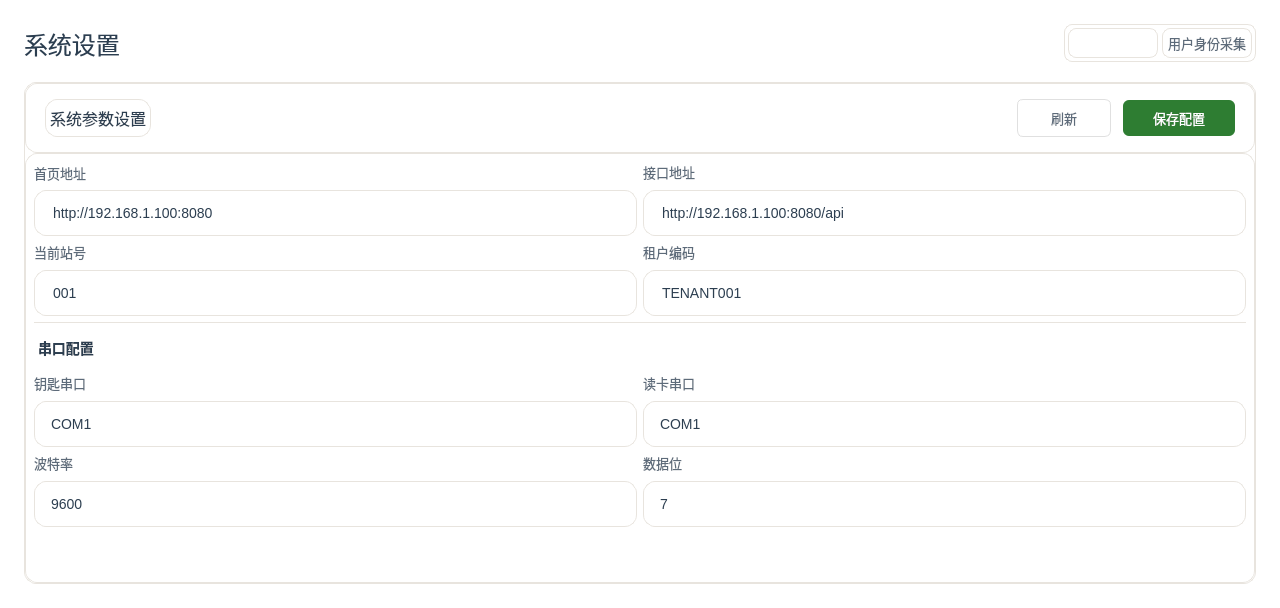
Old version of the form RK3568/ui/systempage.ui in the repository Ruanchenxi/RK3568-Qt-Workbench.
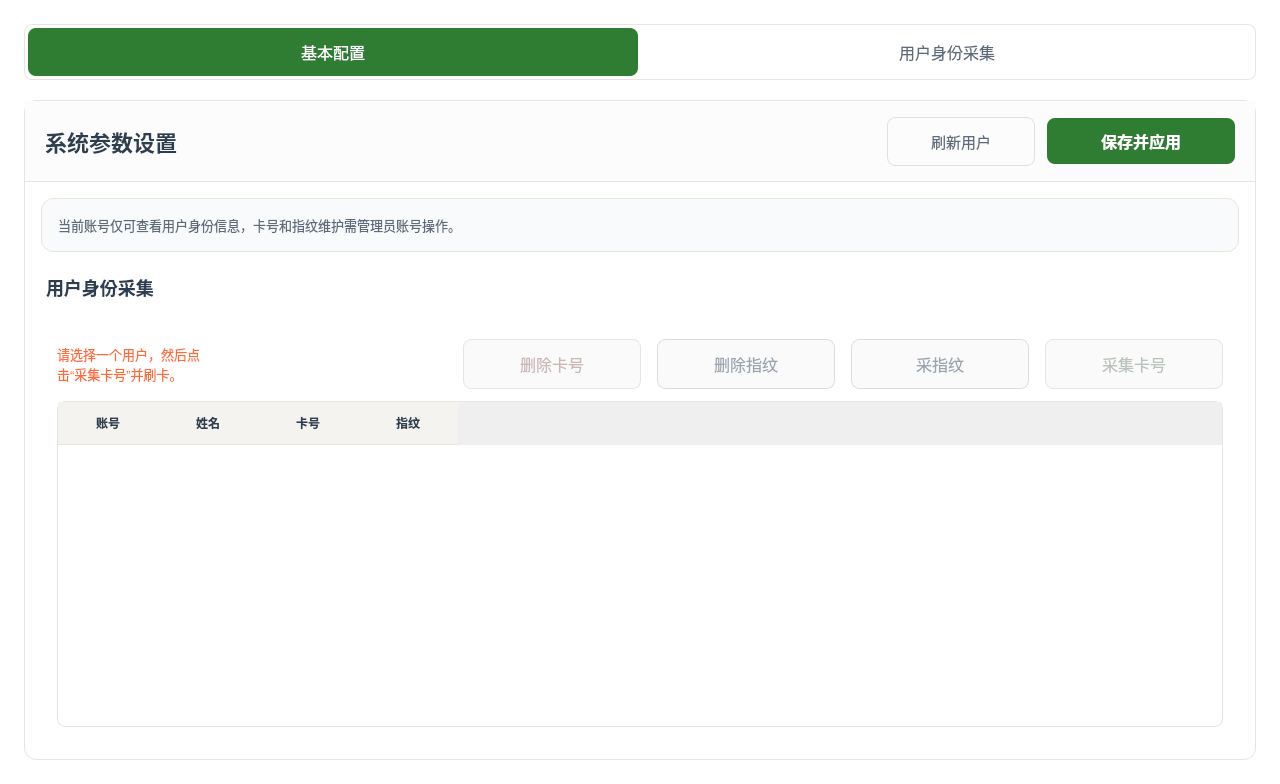
New version of the form. Icons and pictures are not drawn.

```diff
--- a/RK3568/ui/systempage.ui
+++ b/RK3568/ui/systempage.ui
@@ -7,7 +7,7 @@
     <x>0</x>
     <y>0</y>
     <width>1280</width>
-    <height>608</height>
+    <height>735</height>
    </rect>
   </property>
   <property name="styleSheet">
@@ -25,14 +25,14 @@
 }
 
 /* 标签页切换按钮 - 基础样式 */
-#tabBasic, #tabAdvanced, #tabUserIdentity {
+#tabBasic, #tabAdvanced {
     background-color: transparent;
     color: #5D6B7A;
-    font-size: 13px;
+    font-size: 16px;
     border: none;
-    border-radius: 6px;
-    padding: 8px 16px;
-    min-width: 80px;
+    border-radius: 8px;
+    padding: 12px 22px;
+    min-width: 120px;
 }
 
 #tabBasic:hover, #tabAdvanced:hover, #tabUserIdentity:hover {
@@ -48,6 +48,13 @@
     color: #FFFFFF;
 }
 
+#sysTabs {
+    background-color: #FFFFFF;
+    border: 1px solid #E8E4DE;
+    border-radius: 8px;
+    padding: 4px;
+}
+
 /* 表单面板 */
 #sysFormPanel {
     background-color: #FFFFFF;
@@ -55,29 +62,184 @@
     border-radius: 12px;
 }
 
+#formHeader {
+    border-bottom: 1px solid #E8E4DE;
+    background: transparent;
+}
+
+#contentStack {
+    background: transparent;
+    border: none;
+}
+
+#basicPage, #advancedPage {
+    background: transparent;
+}
+
+#basicIntroCard {
+    background-color: #F8FAFB;
+    border: 1px solid #E8E4DE;
+    border-radius: 12px;
+}
+
+#basicProfileCard, #basicSerialCard {
+    background-color: transparent;
+    border: none;
+    border-radius: 0;
+}
+
+#basicHintLabel {
+    color: #5D6B7A;
+    font-size: 13px;
+    background: transparent;
+    border: none;
+}
+
+#advancedIntroCard {
+    background-color: #F8FAFB;
+    border: 1px solid #E8E4DE;
+    border-radius: 12px;
+}
+
+#advancedHintLabel {
+    color: #5D6B7A;
+    font-size: 13px;
+    background: transparent;
+    border: none;
+}
+
+#advancedContentHost {
+    background-color: #FFFFFF;
+    border: none;
+    border-radius: 12px;
+}
+
+#advancedActionCard, #advancedTableCard {
+    background: transparent;
+    border: none;
+}
+
+#advancedActionHintLabel {
+    color: #FF6B35;
+    font-size: 13px;
+    background: transparent;
+    border: none;
+}
+
+#formScrollArea {
+    border: none;
+    background: transparent;
+}
+
+#collectFingerprintBtn {
+    background-color: #FFFFFF;
+    color: #2E7D32;
+    font-size: 16px;
+    border: 1px solid #2E7D32;
+    border-radius: 8px;
+    padding: 12px 22px;
+    min-width: 132px;
+}
+
+#collectFingerprintBtn:hover {
+    background-color: #E8F5E9;
+}
+
+#collectFingerprintBtn:pressed {
+    background-color: #C8E6C9;
+}
+
+#collectFingerprintBtn:disabled {
+    background-color: #FAFAFA;
+    color: #B9C2BB;
+    border: 1px solid #E8E4DE;
+}
+
+#deleteCardBtn {
+    background-color: #FFFFFF;
+    color: #C62828;
+    font-size: 16px;
+    border: 1px solid #E0B6B6;
+    border-radius: 8px;
+    padding: 12px 22px;
+    min-width: 132px;
+}
+
+#deleteCardBtn:hover {
+    background-color: #FFF2F2;
+}
+
+#deleteCardBtn:pressed {
+    background-color: #F6DCDC;
+}
+
+#deleteCardBtn:disabled {
+    background-color: #FAFAFA;
+    color: #CCB7B7;
+    border-color: #E8E4DE;
+}
+
+#deleteFingerprintBtn, #collectFingerprintPlaceholderBtn {
+    background-color: #FAFAFA;
+    color: #9AA4AF;
+    font-size: 16px;
+    border: 1px solid #D9DDE2;
+    border-radius: 8px;
+    padding: 12px 22px;
+    min-width: 132px;
+}
+
+#userTable {
+    background-color: #FFFFFF;
+    border: 1px solid #E8E4DE;
+    border-radius: 8px;
+    gridline-color: #E8E4DE;
+}
+
+#userTable::item {
+    padding: 8px;
+    border-bottom: 1px solid #E8E4DE;
+}
+
+#userTable::item:selected {
+    background-color: #E8F5E9;
+    color: #2C3E50;
+}
+
+#userTable QHeaderView::section {
+    background-color: #F5F3EF;
+    color: #2C3E50;
+    font-weight: bold;
+    padding: 10px;
+    border: none;
+    border-bottom: 1px solid #E8E4DE;
+}
+
 /* 表单标题 */
 #formTitle {
     color: #2C3E50;
-    font-size: 16px;
+    font-size: 22px;
+    font-weight: bold;
     border: none;
     background: transparent;
 }
 
 /* 分区标题 - 加粗醒目 */
-#sectionTitle1, .sectionTitle {
+#sectionTitle1, #basicSectionTitle, #advancedSectionTitle {
     color: #2C3E50;
-    font-size: 14px;
+    font-size: 18px;
     font-weight: bold;
     background: transparent;
     border: none;
-    padding: 8px 0;
+    padding: 10px 0;
 }
 
 /* 字段标签 - 无边框纯文字 */
 #field1Label, #field2Label, #field3Label, #field4Label, 
 #field5Label, #field6Label, #field7Label, #field8Label {
     color: #5D6B7A;
-    font-size: 13px;
+    font-size: 17px;
+    font-weight: 600;
     background: transparent;
     border: none;
     padding: 0;
@@ -87,23 +249,23 @@
 QLineEdit {
     background-color: #F5F3EF;
     border: 1px solid #E8E4DE;
-    border-radius: 8px;
-    padding: 12px 16px;
-    font-size: 14px;
+    border-radius: 10px;
+    padding: 16px 18px;
+    font-size: 18px;
     color: #2C3E50;
-    min-height: 20px;
+    min-height: 28px;
 }
 
 /* 下拉框 */
 QComboBox {
-    background-color: #F5F3EF;
-    border: 1px solid #E8E4DE;
-    border-radius: 8px;
-    padding: 12px 16px;
-    font-size: 14px;
+    background-color: #F7F6F2;
+    border: 1px solid #E3E0D8;
+    border-radius: 12px;
+    padding: 16px 34px 16px 18px;
+    font-size: 18px;
     color: #2C3E50;
     min-width: 140px;
-    min-height: 20px;
+    min-height: 28px;
 }
 
 QLineEdit:focus, QComboBox:focus {
@@ -111,23 +273,58 @@
 }
 
 QComboBox::drop-down {
+    subcontrol-origin: padding;
+    subcontrol-position: top right;
+    width: 24px;
     border: none;
-    width: 30px;
+    background: transparent;
 }
 
 QComboBox::down-arrow {
-    image: none;
+    image: url(:/branding/chevron_down.svg);
+    width: 10px;
+    height: 6px;
+    margin-right: 8px;
+}
+
+QComboBox QAbstractItemView {
+    background-color: #FFFFFF;
+    color: #1F2937;
+    border: 1px solid #DAD7CF;
+    border-radius: 12px;
+    padding: 4px;
+    font-size: 17px;
+    selection-background-color: #FFFFFF;
+    selection-color: #1F2937;
+    outline: 0;
+}
+
+QComboBox QAbstractItemView::item {
+    min-height: 44px;
+    padding: 0 14px;
+    color: #1F2937;
+    background-color: #FFFFFF;
+}
+
+QComboBox QAbstractItemView::item:hover {
+    background-color: #FFFFFF;
+    color: #1F2937;
+}
+
+QComboBox QAbstractItemView::item:selected {
+    background-color: #FFFFFF;
+    color: #1F2937;
 }
 
 /* 刷新按钮 - 点击效果 */
 #refreshBtn {
     background-color: #FFFFFF;
     color: #5D6B7A;
-    font-size: 13px;
+    font-size: 15px;
     border: 1px solid #E0E0E0;
-    border-radius: 6px;
-    padding: 8px 16px;
-    min-width: 60px;
+    border-radius: 8px;
+    padding: 12px 18px;
+    min-width: 110px;
 }
 
 #refreshBtn:pressed {
@@ -140,17 +337,26 @@
 #saveBtn {
     background-color: #2E7D32;
     color: #FFFFFF;
-    font-size: 13px;
+    font-size: 15px;
     border: none;
-    border-radius: 6px;
-    padding: 8px 16px;
-    min-width: 80px;
+    border-radius: 8px;
+    padding: 12px 20px;
+    min-width: 148px;
 }
 
 #saveBtn:pressed {
     background-color: #145A14;
 }
 
+#serialFixedHintLabel {
+    color: #5D6B7A;
+    font-size: 16px;
+    background-color: #F8FAFB;
+    border: 1px solid #E8E4DE;
+    border-radius: 10px;
+    padding: 14px 18px;
+}
+
 /* 分隔线 */
 .divider {
     background-color: #E8E4DE;
@@ -176,33 +382,10 @@
    <item>
     <layout class="QHBoxLayout" name="pageHeader">
      <property name="spacing">
-      <number>0</number>
+      <number>16</number>
      </property>
-     <item>
-      <widget class="QLabel" name="pageTitle">
-       <property name="text">
-        <string>系统设置</string>
-       </property>
-      </widget>
-     </item>
-     <item>
-      <spacer name="headerSpacer1">
-       <property name="orientation">
-        <enum>Qt::Horizontal</enum>
-       </property>
-       <property name="sizeHint" stdset="0">
-        <size>
-         <width>40</width>
-         <height>20</height>
-        </size>
-       </property>
-      </spacer>
-     </item>
      <item>
       <widget class="QWidget" name="sysTabs" native="true">
-       <property name="styleSheet">
-        <string notr="true">background-color: #FFFFFF; border: 1px solid #E8E4DE; border-radius: 8px; padding: 4px;</string>
-       </property>
        <layout class="QHBoxLayout" name="sysTabsLayout">
         <property name="spacing">
          <number>4</number>
@@ -255,9 +438,6 @@
    </item>
    <item>
     <widget class="QFrame" name="sysFormPanel">
-     <property name="styleSheet">
-      <string notr="true">background-color: #FFFFFF; border: 1px solid #E8E4DE; border-radius: 12px;</string>
-     </property>
      <property name="frameShape">
       <enum>QFrame::StyledPanel</enum>
      </property>
@@ -280,7 +460,7 @@
       <item>
        <widget class="QWidget" name="formHeader" native="true">
         <property name="styleSheet">
-         <string notr="true">border-bottom: 1px solid #E8E4DE; background: transparent;</string>
+         <string notr="true">background-color: rgb(252, 252, 252);</string>
         </property>
         <layout class="QHBoxLayout" name="formHeaderLayout">
          <property name="spacing">
@@ -320,31 +500,90 @@
          </item>
          <item>
           <widget class="QPushButton" name="refreshBtn">
-           <property name="styleSheet">
-            <string notr="true">QPushButton { background-color: #FFFFFF; color: #5D6B7A; font-size: 13px; border: 1px solid #E0E0E0; border-radius: 6px; padding: 8px 16px; min-width: 60px; } QPushButton:pressed { background-color: #BDBDBD; border-color: #888888; color: #333333; }</string>
-           </property>
            <property name="text">
-            <string>刷新</string>
+            <string>刷新用户</string>
            </property>
           </widget>
          </item>
          <item>
           <widget class="QPushButton" name="saveBtn">
+           <property name="minimumSize">
+            <size>
+             <width>188</width>
+             <height>46</height>
+            </size>
+           </property>
+           <property name="cursor">
+            <cursorShape>PointingHandCursor</cursorShape>
+           </property>
            <property name="styleSheet">
-            <string notr="true">QPushButton { background-color: #2E7D32; color: #FFFFFF; font-size: 13px; border: none; border-radius: 6px; padding: 8px 16px; min-width: 80px; } QPushButton:pressed { background-color: #145A14; }</string>
+            <string notr="true">QPushButton#saveBtn {
+    background-color: #2E7D32;
+    color: #FFFFFF;
+    font-size: 16px;
+    font-weight: 600;
+    border: none;
+    border-radius: 8px;
+    padding: 10px 20px;
+}
+
+QPushButton#saveBtn:hover {
+    background-color: #256B29;
+}
+
+QPushButton#saveBtn:pressed {
+    background-color: #145A14;
+}
+
+QPushButton#saveBtn:disabled {
+    background-color: #BFD7C1;
+    color: #F7FBF7;
+}</string>
            </property>
            <property name="text">
-            <string>保存配置</string>
+            <string>保存并应用</string>
            </property>
           </widget>
          </item>
         </layout>
+       </widget>
+      </item>
+      <item>
+       <widget class="QStackedWidget" name="contentStack">
+        <property name="currentIndex">
+         <number>1</number>
+        </property>
+        <widget class="QWidget" name="basicPage">
+         <layout class="QVBoxLayout" name="basicPageLayout">
+          <property name="spacing">
+           <number>0</number>
+          </property>
+          <property name="leftMargin">
+           <number>0</number>
+          </property>
+          <property name="topMargin">
+           <number>0</number>
+          </property>
+          <property name="rightMargin">
+           <number>0</number>
+          </property>
+          <property name="bottomMargin">
+           <number>0</number>
+          </property>
+          <item>
+           <widget class="QLabel" name="basicSectionTitle">
+            <property name="styleSheet">
+             <string notr="true">background-color: rgb(252, 252, 252);</string>
+            </property>
+            <property name="text">
+             <string>基础参数</string>
+            </property>
        </widget>
       </item>
       <item>
        <widget class="QScrollArea" name="formScrollArea">
         <property name="styleSheet">
-         <string notr="true">QScrollArea { border: none; background: transparent; }</string>
+             <string notr="true">background-color: rgb(252, 252, 252);</string>
         </property>
         <property name="widgetResizable">
          <bool>true</bool>
@@ -354,18 +593,42 @@
           <rect>
            <x>0</x>
            <y>0</y>
-           <width>1230</width>
-           <height>436</height>
+               <width>1213</width>
+               <height>553</height>
           </rect>
          </property>
          <layout class="QGridLayout" name="gridLayout">
+              <item row="0" column="0" colspan="2">
+               <widget class="QFrame" name="basicProfileCard">
+                <property name="frameShape">
+                 <enum>QFrame::StyledPanel</enum>
+                </property>
+                <layout class="QGridLayout" name="basicProfileLayout">
+                 <property name="leftMargin">
+                  <number>16</number>
+                 </property>
+                 <property name="topMargin">
+                  <number>16</number>
+                 </property>
+                 <property name="rightMargin">
+                  <number>16</number>
+                 </property>
+                 <property name="bottomMargin">
+                  <number>16</number>
+                 </property>
+                 <property name="horizontalSpacing">
+                  <number>16</number>
+                 </property>
+                 <property name="verticalSpacing">
+                  <number>12</number>
+                 </property>
           <item row="0" column="0">
-           <layout class="QVBoxLayout" name="verticalLayout">
+                  <layout class="QVBoxLayout" name="field1Layout">
+                   <property name="spacing">
+                    <number>8</number>
+                   </property>
             <item>
              <widget class="QLabel" name="field1Label">
-              <property name="styleSheet">
-               <string notr="true">color: #5D6B7A; font-size: 13px; background: transparent; border: none;</string>
-              </property>
               <property name="text">
                <string>首页地址</string>
               </property>
@@ -387,9 +650,6 @@
             </property>
             <item>
              <widget class="QLabel" name="field2Label">
-              <property name="styleSheet">
-               <string notr="true">color: #5D6B7A; font-size: 13px; background: transparent; border: none;</string>
-              </property>
               <property name="text">
                <string>接口地址</string>
               </property>
@@ -411,9 +671,6 @@
             </property>
             <item>
              <widget class="QLabel" name="field3Label">
-              <property name="styleSheet">
-               <string notr="true">color: #5D6B7A; font-size: 13px; background: transparent; border: none;</string>
-              </property>
               <property name="text">
                <string>当前站号</string>
               </property>
@@ -435,9 +692,6 @@
             </property>
             <item>
              <widget class="QLabel" name="field4Label">
-              <property name="styleSheet">
-               <string notr="true">color: #5D6B7A; font-size: 13px; background: transparent; border: none;</string>
-              </property>
               <property name="text">
                <string>租户编码</string>
               </property>
@@ -452,7 +706,10 @@
             </item>
            </layout>
           </item>
-          <item row="2" column="0" colspan="2">
+                </layout>
+               </widget>
+              </item>
+              <item row="1" column="0" colspan="2">
            <widget class="QFrame" name="divider1">
             <property name="minimumSize">
              <size>
@@ -474,26 +731,44 @@
             </property>
            </widget>
           </item>
-          <item row="3" column="0" colspan="2">
+              <item row="2" column="0" colspan="2">
            <widget class="QLabel" name="sectionTitle1">
-            <property name="styleSheet">
-             <string notr="true">color: #2C3E50; font-size: 14px; font-weight: bold; background: transparent; border: none;</string>
-            </property>
             <property name="text">
              <string>串口配置</string>
             </property>
            </widget>
           </item>
-          <item row="4" column="0">
+              <item row="3" column="0" colspan="2">
+               <widget class="QFrame" name="basicSerialCard">
+                <property name="frameShape">
+                 <enum>QFrame::StyledPanel</enum>
+                </property>
+                <layout class="QGridLayout" name="basicSerialLayout">
+                 <property name="leftMargin">
+                  <number>16</number>
+                 </property>
+                 <property name="topMargin">
+                  <number>16</number>
+                 </property>
+                 <property name="rightMargin">
+                  <number>16</number>
+                 </property>
+                 <property name="bottomMargin">
+                  <number>16</number>
+                 </property>
+                 <property name="horizontalSpacing">
+                  <number>16</number>
+                 </property>
+                 <property name="verticalSpacing">
+                  <number>12</number>
+                 </property>
+                 <item row="0" column="0">
            <layout class="QVBoxLayout" name="field5Layout">
             <property name="spacing">
              <number>8</number>
             </property>
             <item>
              <widget class="QLabel" name="field5Label">
-              <property name="styleSheet">
-               <string notr="true">color: #5D6B7A; font-size: 13px; background: transparent; border: none;</string>
-              </property>
               <property name="text">
                <string>钥匙串口</string>
               </property>
@@ -501,6 +776,9 @@
             </item>
             <item>
              <widget class="QComboBox" name="keySerialCombo">
+                     <property name="editable">
+                      <bool>false</bool>
+                     </property>
               <item>
                <property name="text">
                 <string>COM1</string>
@@ -525,16 +803,13 @@
             </item>
            </layout>
           </item>
-          <item row="4" column="1">
+                 <item row="0" column="1">
            <layout class="QVBoxLayout" name="field6Layout">
             <property name="spacing">
              <number>8</number>
             </property>
             <item>
              <widget class="QLabel" name="field6Label">
-              <property name="styleSheet">
-               <string notr="true">color: #5D6B7A; font-size: 13px; background: transparent; border: none;</string>
-              </property>
               <property name="text">
                <string>读卡串口</string>
               </property>
@@ -542,9 +817,8 @@
             </item>
             <item>
              <widget class="QComboBox" name="cardSerialCombo">
-              <property name="styleSheet">
-               <string notr="true">
-background-color: rgb(255, 255, 255);</string>
+                     <property name="editable">
+                      <bool>false</bool>
               </property>
               <item>
                <property name="text">
@@ -570,79 +844,20 @@
             </item>
            </layout>
           </item>
-          <item row="5" column="0">
-           <layout class="QVBoxLayout" name="field7Layout">
-            <property name="spacing">
-             <number>8</number>
-            </property>
-            <item>
-             <widget class="QLabel" name="field7Label">
-              <property name="styleSheet">
-               <string notr="true">color: #5D6B7A; font-size: 13px; background: transparent; border: none;</string>
-              </property>
+                 <item row="1" column="0" colspan="2">
+                  <widget class="QLabel" name="serialFixedHintLabel">
               <property name="text">
-               <string>波特率</string>
-              </property>
-             </widget>
-            </item>
-            <item>
-             <widget class="QComboBox" name="baudRateCombo">
-              <item>
-               <property name="text">
-                <string>9600</string>
-               </property>
-              </item>
-              <item>
-               <property name="text">
-                <string>19200</string>
-               </property>
-              </item>
-              <item>
-               <property name="text">
-                <string>38400</string>
-               </property>
-              </item>
-              <item>
-               <property name="text">
-                <string>115200</string>
-               </property>
-              </item>
+                    <string>固定参数：钥匙串口 115200 / 8位，读卡串口 9600 / 8位</string>
+                   </property>
+                   <property name="wordWrap">
+                    <bool>true</bool>
+                   </property>
              </widget>
             </item>
            </layout>
-          </item>
-          <item row="5" column="1">
-           <layout class="QVBoxLayout" name="field8Layout">
-            <property name="spacing">
-             <number>8</number>
-            </property>
-            <item>
-             <widget class="QLabel" name="field8Label">
-              <property name="styleSheet">
-               <string notr="true">color: #5D6B7A; font-size: 13px; background: transparent; border: none;</string>
-              </property>
-              <property name="text">
-               <string>数据位</string>
-              </property>
-             </widget>
-            </item>
-            <item>
-             <widget class="QComboBox" name="dataBitsCombo">
-              <item>
-               <property name="text">
-                <string>7</string>
-               </property>
-              </item>
-              <item>
-               <property name="text">
-                <string>8</string>
-               </property>
-              </item>
-             </widget>
-            </item>
-           </layout>
-          </item>
-          <item row="6" column="0" colspan="2">
+               </widget>
+              </item>
+              <item row="4" column="0" colspan="2">
            <spacer name="formBottomSpacer">
             <property name="orientation">
              <enum>Qt::Vertical</enum>
@@ -654,6 +869,272 @@
              </size>
             </property>
            </spacer>
+              </item>
+             </layout>
+            </widget>
+           </widget>
+          </item>
+         </layout>
+        </widget>
+        <widget class="QWidget" name="advancedPage">
+         <layout class="QVBoxLayout" name="advancedPageLayout">
+          <property name="spacing">
+           <number>12</number>
+          </property>
+          <property name="leftMargin">
+           <number>16</number>
+          </property>
+          <property name="topMargin">
+           <number>16</number>
+          </property>
+          <property name="rightMargin">
+           <number>16</number>
+          </property>
+          <property name="bottomMargin">
+           <number>16</number>
+          </property>
+          <item>
+           <widget class="QFrame" name="advancedIntroCard">
+            <property name="visible">
+             <bool>false</bool>
+            </property>
+            <property name="frameShape">
+             <enum>QFrame::StyledPanel</enum>
+            </property>
+            <layout class="QVBoxLayout" name="advancedIntroLayout">
+             <property name="spacing">
+              <number>6</number>
+             </property>
+             <property name="leftMargin">
+              <number>16</number>
+             </property>
+             <property name="topMargin">
+              <number>16</number>
+             </property>
+             <property name="rightMargin">
+              <number>16</number>
+             </property>
+             <property name="bottomMargin">
+              <number>16</number>
+             </property>
+             <item>
+              <widget class="QLabel" name="advancedHintLabel">
+               <property name="text">
+                <string>当前账号仅可查看用户身份信息，卡号和指纹维护需管理员账号操作。</string>
+               </property>
+               <property name="wordWrap">
+                <bool>true</bool>
+               </property>
+              </widget>
+             </item>
+            </layout>
+           </widget>
+          </item>
+          <item>
+           <widget class="QLabel" name="advancedSectionTitle">
+            <property name="visible">
+             <bool>false</bool>
+            </property>
+            <property name="text">
+             <string>用户身份采集</string>
+            </property>
+           </widget>
+          </item>
+          <item>
+           <widget class="QFrame" name="advancedContentHost">
+            <property name="minimumSize">
+             <size>
+              <width>0</width>
+              <height>420</height>
+             </size>
+            </property>
+            <property name="frameShape">
+             <enum>QFrame::StyledPanel</enum>
+            </property>
+            <layout class="QVBoxLayout" name="advancedContentHostLayout">
+             <property name="spacing">
+              <number>12</number>
+             </property>
+             <property name="leftMargin">
+              <number>16</number>
+             </property>
+             <property name="topMargin">
+              <number>16</number>
+             </property>
+             <property name="rightMargin">
+              <number>16</number>
+             </property>
+             <property name="bottomMargin">
+              <number>16</number>
+             </property>
+             <item>
+              <widget class="QFrame" name="advancedActionCard">
+               <property name="frameShape">
+                <enum>QFrame::NoFrame</enum>
+               </property>
+               <layout class="QVBoxLayout" name="advancedActionCardLayout">
+                <property name="spacing">
+                 <number>12</number>
+                </property>
+                <property name="leftMargin">
+                 <number>0</number>
+                </property>
+                <property name="topMargin">
+                 <number>0</number>
+                </property>
+                <property name="rightMargin">
+                 <number>0</number>
+                </property>
+                <property name="bottomMargin">
+                 <number>0</number>
+                </property>
+                <item>
+                 <layout class="QHBoxLayout" name="advancedActionRow">
+                  <property name="spacing">
+                   <number>16</number>
+                  </property>
+                  <item>
+                   <widget class="QLabel" name="advancedActionHintLabel">
+                    <property name="text">
+                     <string>请选择一个用户，然后点击“采集卡号”并刷卡。</string>
+                    </property>
+                    <property name="wordWrap">
+                     <bool>true</bool>
+                    </property>
+                   </widget>
+                  </item>
+                  <item>
+                   <spacer name="advancedActionSpacer">
+                    <property name="orientation">
+                     <enum>Qt::Horizontal</enum>
+                    </property>
+                    <property name="sizeHint" stdset="0">
+                     <size>
+                      <width>40</width>
+                      <height>20</height>
+                     </size>
+                    </property>
+                   </spacer>
+                  </item>
+                  <item>
+                   <widget class="QPushButton" name="deleteCardBtn">
+                    <property name="enabled">
+                     <bool>false</bool>
+                    </property>
+                    <property name="text">
+                     <string>删除卡号</string>
+                    </property>
+                   </widget>
+                  </item>
+                  <item>
+                   <widget class="QPushButton" name="deleteFingerprintBtn">
+                    <property name="enabled">
+                     <bool>false</bool>
+                    </property>
+                    <property name="toolTip">
+                     <string>指纹维护即将接入</string>
+                    </property>
+                    <property name="text">
+                     <string>删除指纹</string>
+                    </property>
+                   </widget>
+                  </item>
+                  <item>
+                   <widget class="QPushButton" name="collectFingerprintPlaceholderBtn">
+                    <property name="enabled">
+                     <bool>false</bool>
+                    </property>
+                    <property name="toolTip">
+                     <string>指纹维护即将接入</string>
+                    </property>
+                    <property name="text">
+                     <string>采指纹</string>
+                    </property>
+                   </widget>
+                  </item>
+                  <item>
+                   <widget class="QPushButton" name="collectFingerprintBtn">
+                    <property name="enabled">
+                     <bool>false</bool>
+                    </property>
+                    <property name="text">
+                     <string>采集卡号</string>
+                    </property>
+                   </widget>
+                  </item>
+                 </layout>
+                </item>
+               </layout>
+              </widget>
+             </item>
+             <item>
+              <widget class="QFrame" name="advancedTableCard">
+               <property name="frameShape">
+                <enum>QFrame::NoFrame</enum>
+               </property>
+               <layout class="QVBoxLayout" name="advancedTableCardLayout">
+                <property name="spacing">
+                 <number>0</number>
+                </property>
+                <property name="leftMargin">
+                 <number>0</number>
+                </property>
+                <property name="topMargin">
+                 <number>0</number>
+                </property>
+                <property name="rightMargin">
+                 <number>0</number>
+                </property>
+                <property name="bottomMargin">
+                 <number>0</number>
+                </property>
+                <item>
+                 <widget class="QTableWidget" name="userTable">
+                  <property name="editTriggers">
+                   <set>QAbstractItemView::NoEditTriggers</set>
+                  </property>
+                  <property name="alternatingRowColors">
+                   <bool>false</bool>
+                  </property>
+                  <property name="selectionMode">
+                   <enum>QAbstractItemView::SingleSelection</enum>
+                  </property>
+                  <property name="selectionBehavior">
+                   <enum>QAbstractItemView::SelectRows</enum>
+                  </property>
+                  <property name="showGrid">
+                   <bool>true</bool>
+                  </property>
+                  <property name="columnCount">
+                   <number>4</number>
+                  </property>
+                  <column>
+                   <property name="text">
+                    <string>账号</string>
+                   </property>
+                  </column>
+                  <column>
+                   <property name="text">
+                    <string>姓名</string>
+                   </property>
+                  </column>
+                  <column>
+                   <property name="text">
+                    <string>卡号</string>
+                   </property>
+                  </column>
+                  <column>
+                   <property name="text">
+                    <string>指纹</string>
+                   </property>
+                  </column>
+                 </widget>
+                </item>
+               </layout>
+              </widget>
+             </item>
+            </layout>
+           </widget>
           </item>
          </layout>
         </widget>
```
Lines whose indentation alone changed are shown as unchanged.
